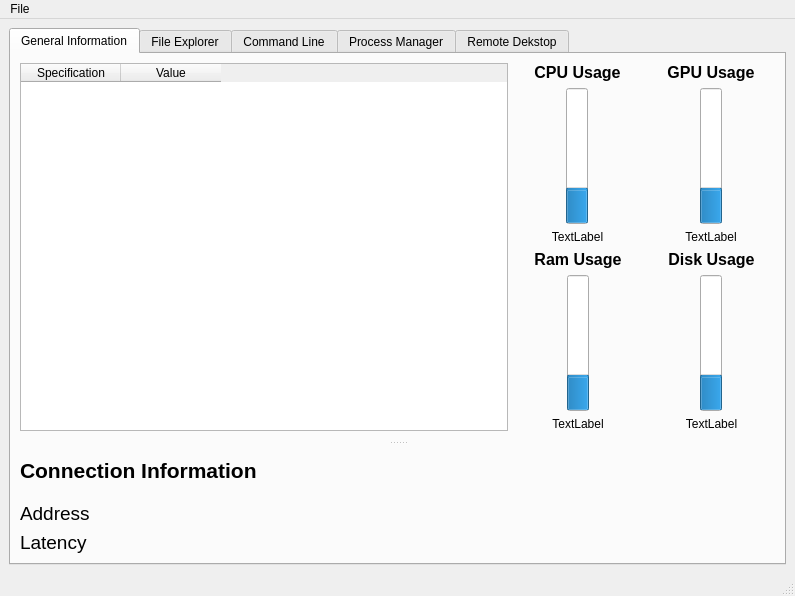
Qt form PyUIC/untitlednew.ui (CommRogue/NetAdmin) before a commit.
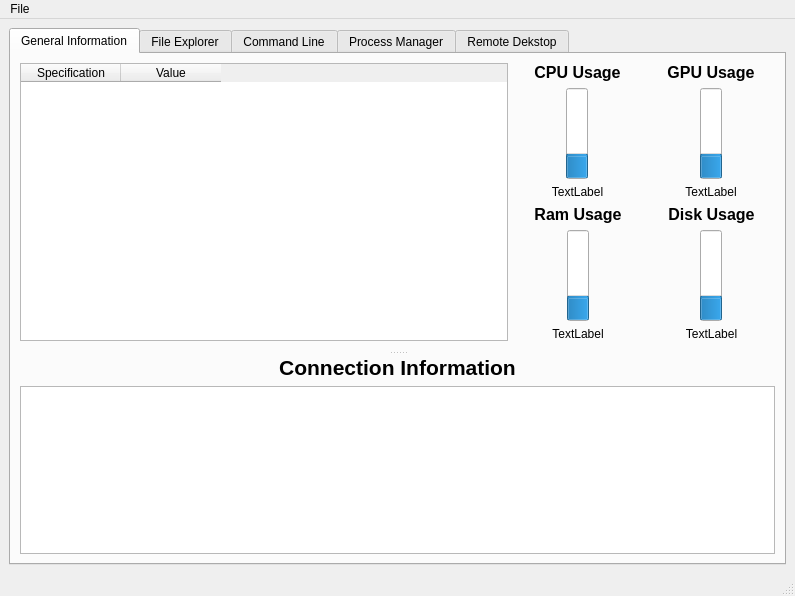
The same form after that commit. The open tabs and pages were chosen to show the change. Icons and pictures are not drawn. Custom widgets are drawn as their Qt base class.

Diff of the .ui file:
```diff
--- a/PyUIC/untitlednew.ui
+++ b/PyUIC/untitlednew.ui
@@ -312,44 +312,12 @@
                </font>
               </property>
               <property name="text">
-               <string>Connection Information</string>
+               <string>&lt;html&gt;&lt;head/&gt;&lt;body&gt;&lt;p align=&quot;center&quot;&gt;Connection Information&lt;/p&gt;&lt;/body&gt;&lt;/html&gt;</string>
               </property>
              </widget>
             </item>
             <item>
-             <layout class="QHBoxLayout" name="horizontalLayout_11">
-              <item>
-               <layout class="QGridLayout" name="gridLayout">
-                <property name="sizeConstraint">
-                 <enum>QLayout::SetDefaultConstraint</enum>
-                </property>
-                <item row="1" column="0">
-                 <widget class="QLabel" name="label_8">
-                  <property name="font">
-                   <font>
-                    <pointsize>14</pointsize>
-                   </font>
-                  </property>
-                  <property name="text">
-                   <string>Latency</string>
-                  </property>
-                 </widget>
-                </item>
-                <item row="0" column="0">
-                 <widget class="QLabel" name="label_10">
-                  <property name="font">
-                   <font>
-                    <pointsize>14</pointsize>
-                   </font>
-                  </property>
-                  <property name="text">
-                   <string>Address</string>
-                  </property>
-                 </widget>
-                </item>
-               </layout>
-              </item>
-             </layout>
+             <widget class="ClientInformationTable" name="connectionInformationTable"/>
             </item>
            </layout>
           </widget>
@@ -619,6 +587,13 @@
    </property>
   </action>
  </widget>
+ <customwidgets>
+  <customwidget>
+   <class>ClientInformationTable</class>
+   <extends>QTableWidget</extends>
+   <header>CustomWidgets.h</header>
+  </customwidget>
+ </customwidgets>
  <resources>
   <include location="../../../OneDrive/לימודים/אביב יב/NetAdmin/PyUIC/resources/resources.qrc"/>
  </resources>
```
Left out of the diff: 10 changed lines with no effect on the pictures.
